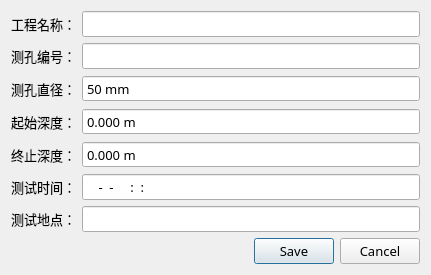
jerky168/BoreholeAnalyzer, file src/PrjInfoDialog.ui: the form before one commit.
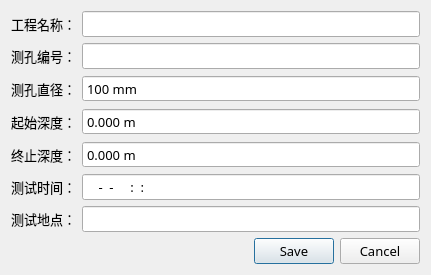
The form after the commit. Icons and pictures are not drawn.

What changed in the file:
```diff
--- a/src/PrjInfoDialog.ui
+++ b/src/PrjInfoDialog.ui
@@ -128,7 +128,7 @@
       <string> mm</string>
      </property>
      <property name="minimum">
-      <number>50</number>
+      <number>10</number>
      </property>
      <property name="maximum">
       <number>1000</number>
@@ -137,7 +137,7 @@
       <number>1</number>
      </property>
      <property name="value">
-      <number>50</number>
+      <number>100</number>
      </property>
     </widget>
    </item>
```
Left out of the diff: 3 changed lines with no effect on the pictures.
